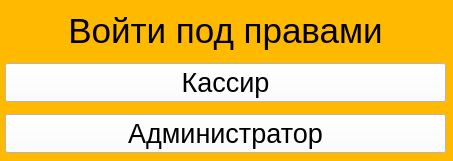
MR-Geri/cinema, file form/form_login.ui: the form before one commit.
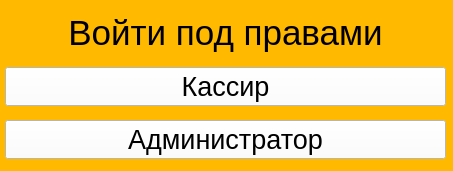
The form after the commit.

Patch:
```diff
--- a/form/form_login.ui
+++ b/form/form_login.ui
@@ -7,19 +7,19 @@
     <x>0</x>
     <y>0</y>
     <width>453</width>
-    <height>161</height>
+    <height>171</height>
    </rect>
   </property>
   <property name="minimumSize">
    <size>
     <width>453</width>
-    <height>161</height>
+    <height>171</height>
    </size>
   </property>
   <property name="maximumSize">
    <size>
     <width>453</width>
-    <height>161</height>
+    <height>171</height>
    </size>
   </property>
   <property name="font">
@@ -39,7 +39,7 @@
      <x>0</x>
      <y>0</y>
      <width>451</width>
-     <height>167</height>
+     <height>172</height>
     </rect>
    </property>
    <layout class="QGridLayout" name="gridLayout">
```
